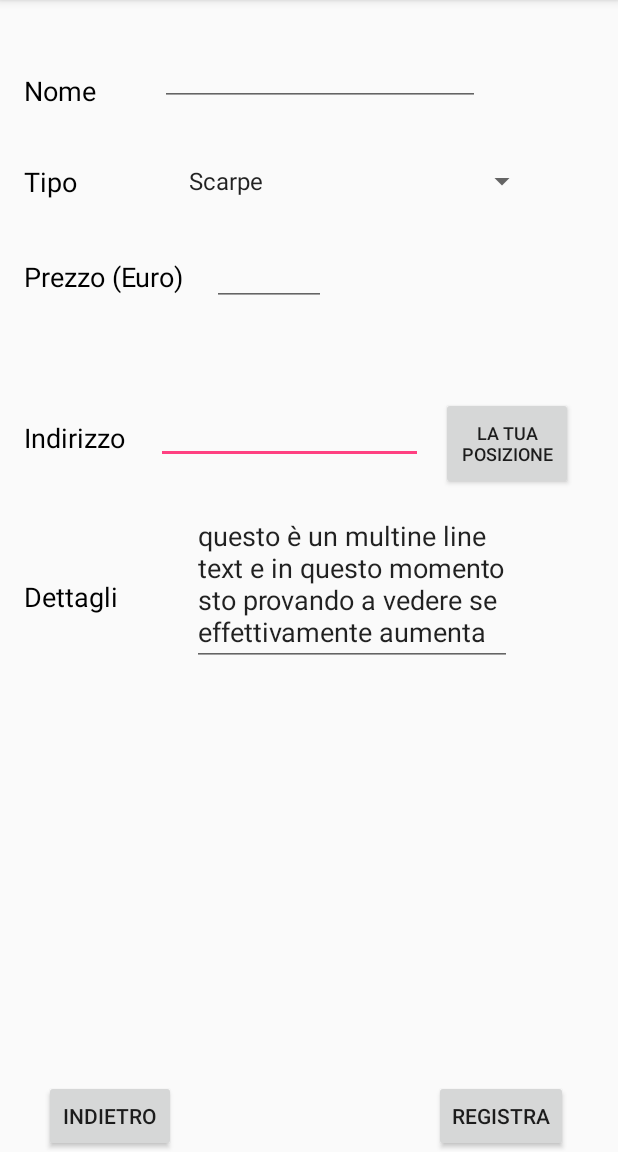
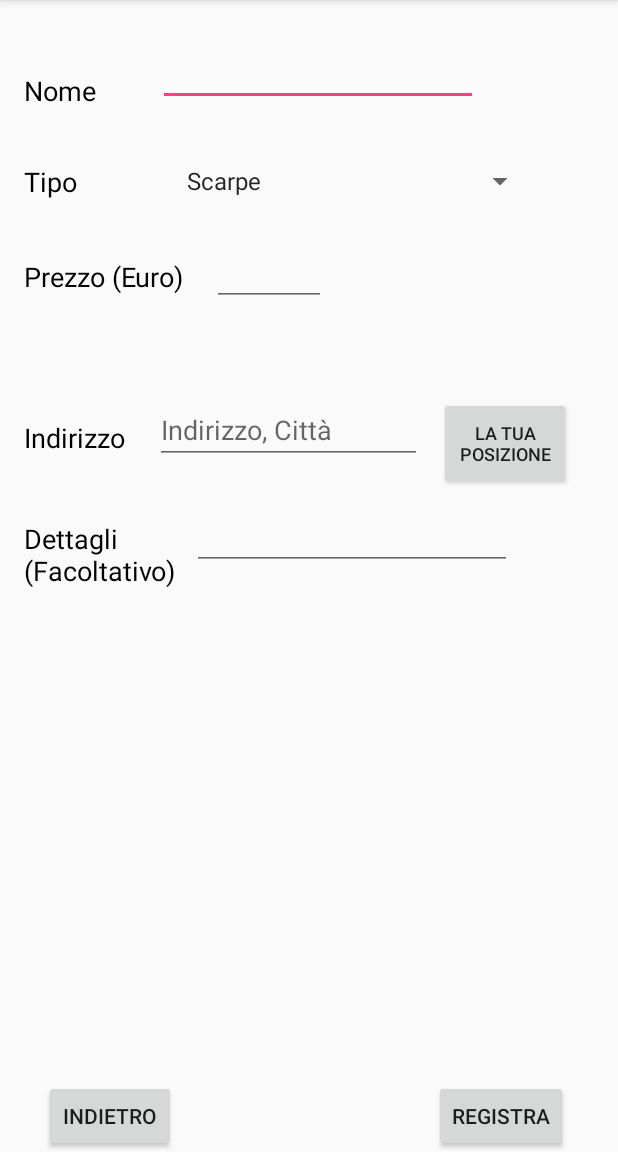
Before and after one commit to yuri0202/projectso2, an Android app: the RegProdActivity screen opened directly, with no data from a screen before it, on a phone screen of 412 x 824 dp, the part 84-1236 px from its top. Run offline under Robolectric (Android 15) with nearby library versions, the phone set to English and light mode, and no system bars.

Commit message:
minor GUI changes on reg_prod

```diff
--- a/app/src/main/res/layout/activity_reg_prod.xml
+++ b/app/src/main/res/layout/activity_reg_prod.xml
@@ -16,21 +16,23 @@
         <android.support.constraint.ConstraintLayout
             android:layout_width="wrap_content"
             android:layout_height="wrap_content"
+            android:focusableInTouchMode="true"
             tools:layout_marginTop="-0dp">
 
             <EditText
                 android:id="@+id/addressTxt"
                 android:layout_width="178dp"
                 android:layout_height="wrap_content"
+                android:layout_marginBottom="25dp"
                 android:ems="10"
+                android:hint="Indirizzo, Città"
                 android:inputType="textMultiLine"
-                tools:layout_constraintRight_creator="1"
+                app:layout_constraintBottom_toTopOf="@+id/detailsTxt"
+                app:layout_constraintLeft_toLeftOf="parent"
+                app:layout_constraintRight_toRightOf="parent"
                 tools:layout_constraintBottom_creator="1"
-                app:layout_constraintBottom_toTopOf="@+id/detailsTxt"
-                app:layout_constraintRight_toRightOf="parent"
                 tools:layout_constraintLeft_creator="1"
-                android:layout_marginBottom="25dp"
-                app:layout_constraintLeft_toLeftOf="parent" />
+                tools:layout_constraintRight_creator="1" />
 
             <TextView
                 android:id="@+id/textView20"
@@ -81,35 +83,35 @@
                 android:id="@+id/prezzoTxt"
                 android:layout_width="76dp"
                 android:layout_height="42dp"
+                android:layout_marginBottom="60dp"
                 android:layout_marginEnd="124dp"
                 android:layout_marginStart="125dp"
                 android:ems="10"
                 android:inputType="number"
-                android:textAlignment="center"
-                tools:layout_constraintRight_creator="1"
+                android:textAlignment="viewStart"
+                app:layout_constraintBottom_toTopOf="@+id/addressTxt"
+                app:layout_constraintLeft_toLeftOf="@+id/textView32"
+                app:layout_constraintRight_toRightOf="@+id/detailsTxt"
                 tools:layout_constraintBottom_creator="1"
-                app:layout_constraintBottom_toTopOf="@+id/addressTxt"
-                app:layout_constraintRight_toRightOf="@+id/detailsTxt"
                 tools:layout_constraintLeft_creator="1"
-                android:layout_marginBottom="60dp"
-                app:layout_constraintLeft_toLeftOf="@+id/textView32" />
+                tools:layout_constraintRight_creator="1" />
 
             <EditText
                 android:id="@+id/nomeTxt"
                 android:layout_width="0dp"
                 android:layout_height="46dp"
+                android:layout_marginBottom="23dp"
                 android:layout_marginEnd="66dp"
+                android:layout_marginTop="16dp"
                 android:ems="10"
                 android:inputType="text"
-                android:textAlignment="center"
-                tools:layout_constraintTop_creator="1"
-                tools:layout_constraintRight_creator="1"
-                tools:layout_constraintBottom_creator="1"
+                android:textAlignment="viewStart"
                 app:layout_constraintBottom_toTopOf="@+id/tipoSpinner"
                 app:layout_constraintRight_toRightOf="parent"
-                android:layout_marginTop="16dp"
-                android:layout_marginBottom="23dp"
-                app:layout_constraintTop_toTopOf="parent" />
+                app:layout_constraintTop_toTopOf="parent"
+                tools:layout_constraintBottom_creator="1"
+                tools:layout_constraintRight_creator="1"
+                tools:layout_constraintTop_creator="1" />
 
             <TextView
                 android:id="@+id/textView26"
@@ -152,37 +154,36 @@
 
             <TextView
                 android:id="@+id/textView33"
-                android:layout_width="wrap_content"
+                android:layout_width="110dp"
                 android:layout_height="wrap_content"
+                android:layout_marginLeft="16dp"
                 android:layout_marginStart="16dp"
-                android:text="Dettagli"
+                android:layout_marginTop="37dp"
+                android:text="Dettagli (Facoltativo)"
+                android:textAlignment="viewStart"
                 android:textColor="@color/common_google_signin_btn_text_dark_focused"
                 android:textSize="18sp"
-                tools:layout_constraintTop_creator="1"
+                app:layout_constraintLeft_toLeftOf="parent"
+                app:layout_constraintTop_toBottomOf="@+id/addressTxt"
                 tools:layout_constraintBottom_creator="1"
-                app:layout_constraintBottom_toBottomOf="parent"
-                android:layout_marginTop="120dp"
                 tools:layout_constraintLeft_creator="1"
-                android:layout_marginBottom="120dp"
-                app:layout_constraintLeft_toLeftOf="parent"
-                app:layout_constraintTop_toTopOf="@+id/addressTxt" />
+                tools:layout_constraintTop_creator="1" />
 
             <EditText
                 android:id="@+id/detailsTxt"
                 android:layout_width="wrap_content"
                 android:layout_height="wrap_content"
+                android:layout_marginBottom="101dp"
                 android:layout_marginEnd="43dp"
                 android:layout_marginStart="43dp"
                 android:ems="10"
                 android:inputType="textMultiLine"
-                android:text="questo è un multine line text e in questo momento sto provando a vedere se effettivamente aumenta"
-                tools:layout_constraintRight_creator="1"
-                tools:layout_constraintBottom_creator="1"
+                android:textAlignment="viewStart"
                 app:layout_constraintBottom_toBottomOf="parent"
                 app:layout_constraintRight_toRightOf="parent"
+                tools:layout_constraintBottom_creator="1"
                 tools:layout_constraintLeft_creator="1"
-                android:layout_marginBottom="87dp"
-                app:layout_constraintLeft_toRightOf="@+id/textView26" />
+                tools:layout_constraintRight_creator="1" />
 
 
 
```
